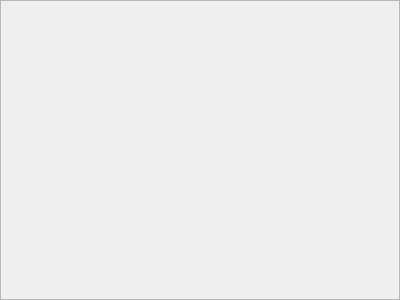
brandonzorn/Nlight, file data/ui/manga_item.ui: the form before one commit.
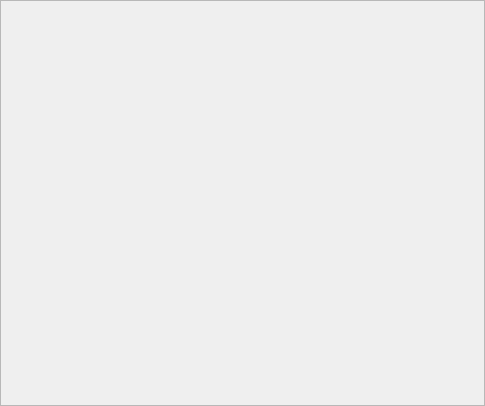
The form after the commit.

Commit message: added manga item selection style

```diff
--- a/data/ui/manga_item.ui
+++ b/data/ui/manga_item.ui
@@ -6,8 +6,8 @@
    <rect>
     <x>0</x>
     <y>0</y>
-    <width>400</width>
-    <height>300</height>
+    <width>485</width>
+    <height>406</height>
    </rect>
   </property>
   <property name="sizePolicy">
@@ -19,7 +19,10 @@
   <property name="windowTitle">
    <string>Form</string>
   </property>
-  <layout class="QVBoxLayout" name="verticalLayout">
+  <layout class="QVBoxLayout" name="verticalLayout_5">
+   <property name="spacing">
+    <number>0</number>
+   </property>
    <property name="leftMargin">
     <number>0</number>
    </property>
@@ -33,7 +36,25 @@
     <number>0</number>
    </property>
    <item>
-    <widget class="QFrame" name="frame">
+    <widget class="QWidget" name="manga_widget" native="true">
+     <layout class="QVBoxLayout" name="verticalLayout_4">
+      <property name="spacing">
+       <number>0</number>
+      </property>
+      <property name="leftMargin">
+       <number>0</number>
+      </property>
+      <property name="topMargin">
+       <number>0</number>
+      </property>
+      <property name="rightMargin">
+       <number>0</number>
+      </property>
+      <property name="bottomMargin">
+       <number>0</number>
+      </property>
+      <item>
+       <widget class="QFrame" name="manga_item_frame">
      <property name="sizePolicy">
       <sizepolicy hsizetype="Minimum" vsizetype="Minimum">
        <horstretch>0</horstretch>
@@ -79,7 +100,7 @@
         </property>
        </spacer>
       </item>
-      <item alignment="Qt::AlignTop">
+         <item>
        <widget class="QLabel" name="name_lbl">
         <property name="text">
          <string/>
@@ -87,6 +108,9 @@
         <property name="wordWrap">
          <bool>true</bool>
         </property>
+          </widget>
+         </item>
+        </layout>
        </widget>
       </item>
      </layout>
```
Left out of the diff: 4 changed lines with no effect on the pictures. Lines whose indentation alone changed are shown as unchanged. The commit also changes 4 other files.
